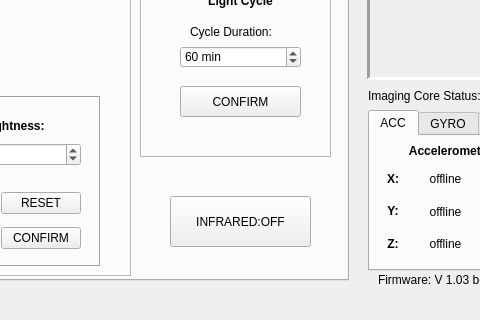
Old version of the form _ui/Clinostat.ui in the repository CoSE-Jerry/3D-Clinostat; both pictures show x 292 to 772 and y 280 to 600 of the 1024 by 600 pixel window.
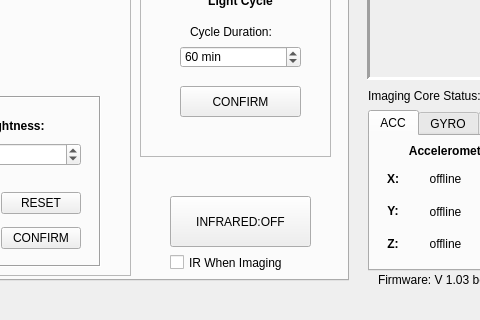
New version of the form. The open tabs and pages were chosen to show the change. Icons and pictures are not drawn.

What changed in the file:
```diff
--- a/_ui/Clinostat.ui
+++ b/_ui/Clinostat.ui
@@ -431,6 +431,19 @@
        <string>INFRARED:OFF</string>
       </property>
      </widget>
+     <widget class="QCheckBox" name="checkBox">
+      <property name="geometry">
+       <rect>
+        <x>450</x>
+        <y>496</y>
+        <width>141</width>
+        <height>21</height>
+       </rect>
+      </property>
+      <property name="text">
+       <string>IR When Imaging</string>
+      </property>
+     </widget>
     </widget>
     <widget class="QWidget" name="Frame_tab">
      <attribute name="title">
```
Left out of the diff: 2 changed lines with no effect on the pictures.
